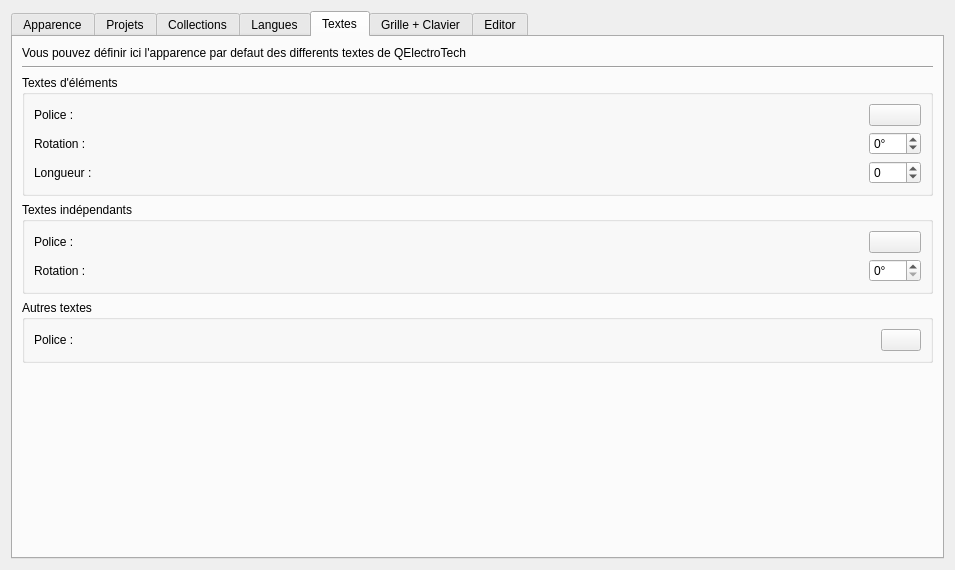
qelectrotech/qelectrotech-source-mirror, file sources/ui/configpage/generalconfigurationpage.ui: the form before one commit.
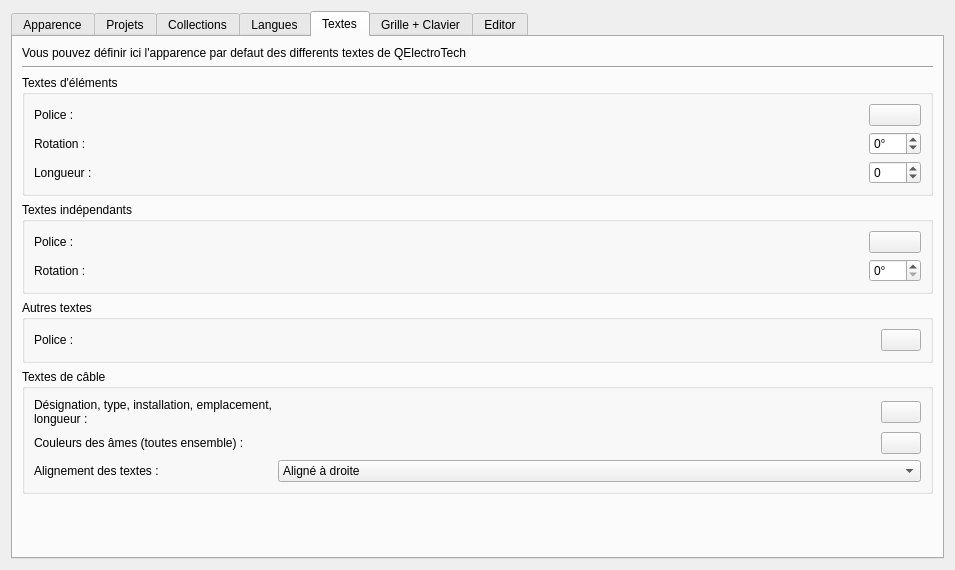
The form after the commit. The open tabs and pages were chosen to show the change. Custom widgets are drawn as their Qt base class.

Commit message: Add cable management: drawing, cores, numbering, cross-references and cable list

Diff of the .ui file:
```diff
--- a/sources/ui/configpage/generalconfigurationpage.ui
+++ b/sources/ui/configpage/generalconfigurationpage.ui
@@ -775,6 +775,113 @@
          </layout>
         </widget>
        </item>
+       <item>
+        <widget class="QGroupBox" name="groupBox_cable_textes">
+         <property name="title">
+          <string>Textes de câble</string>
+         </property>
+         <layout class="QGridLayout" name="gridLayout_cable_textes">
+          <item row="0" column="0">
+           <widget class="QLabel" name="label_cable_textes">
+            <property name="text">
+             <string>Désignation, type, installation, emplacement, longueur :</string>
+            </property>
+            <property name="wordWrap">
+             <bool>true</bool>
+            </property>
+           </widget>
+          </item>
+          <item row="0" column="1">
+           <spacer name="horizontalSpacer_cable_textes">
+            <property name="orientation">
+             <enum>Qt::Horizontal</enum>
+            </property>
+            <property name="sizeHint" stdset="0">
+             <size>
+              <width>40</width>
+              <height>20</height>
+             </size>
+            </property>
+           </spacer>
+          </item>
+          <item row="0" column="2">
+           <widget class="QPushButton" name="m_cable_text_font_pb">
+            <property name="toolTip">
+             <string>Police des textes écrits le long de la ligne d'un câble. Un câble réglé sur mesure garde la sienne.</string>
+            </property>
+            <property name="text">
+             <string/>
+            </property>
+           </widget>
+          </item>
+          <item row="1" column="0">
+           <widget class="QLabel" name="label_cable_core_textes">
+            <property name="text">
+             <string>Couleurs des âmes (toutes ensemble) :</string>
+            </property>
+            <property name="wordWrap">
+             <bool>true</bool>
+            </property>
+           </widget>
+          </item>
+          <item row="1" column="1">
+           <spacer name="horizontalSpacer_cable_core_textes">
+            <property name="orientation">
+             <enum>Qt::Horizontal</enum>
+            </property>
+            <property name="sizeHint" stdset="0">
+             <size>
+              <width>40</width>
+              <height>20</height>
+             </size>
+            </property>
+           </spacer>
+          </item>
+          <item row="1" column="2">
+           <widget class="QPushButton" name="m_cable_core_font_pb">
+            <property name="toolTip">
+             <string>Police des couleurs des âmes d'un câble, écrites le long de la ligne. Un câble réglé sur mesure garde la sienne.</string>
+            </property>
+            <property name="text">
+             <string/>
+            </property>
+           </widget>
+          </item>
+          <item row="2" column="0">
+           <widget class="QLabel" name="label_cable_align">
+            <property name="text">
+             <string>Alignement des textes :</string>
+            </property>
+            <property name="wordWrap">
+             <bool>true</bool>
+            </property>
+           </widget>
+          </item>
+          <item row="2" column="1" colspan="2">
+           <widget class="QComboBox" name="m_cable_align_cb">
+            <property name="toolTip">
+             <string>Où les textes d'un câble s'arrêtent par rapport au début de sa ligne. Un câble réglé sur mesure garde le sien.</string>
+            </property>
+            <item>
+             <property name="text">
+              <string>Aligné à droite</string>
+             </property>
+            </item>
+            <item>
+             <property name="text">
+              <string>Centré</string>
+             </property>
+            </item>
+            <item>
+             <property name="text">
+              <string>Aligné à gauche</string>
+             </property>
+            </item>
+           </widget>
+          </item>
+         </layout>
+        </widget>
+       </item>
        <item>
         <spacer name="verticalSpacer_4">
          <property name="orientation">
```
Left out of the diff: 41 changed lines with no effect on the pictures. The commit also changes 107 other files.
